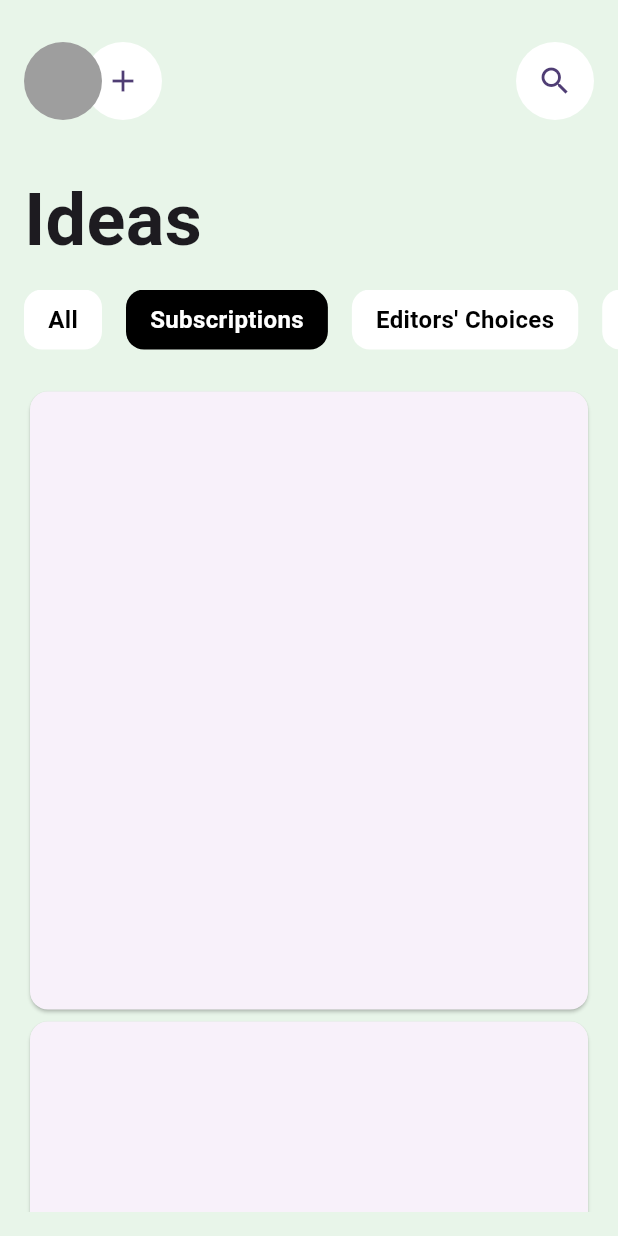
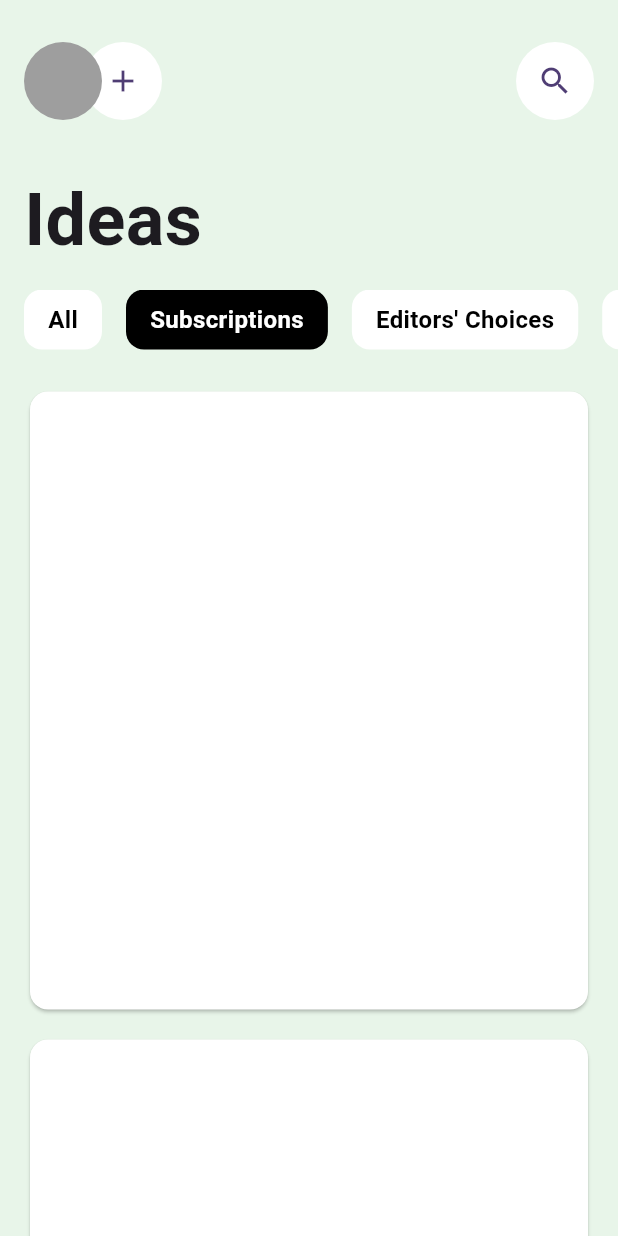
Before and after one commit to JAICHANGPARK/flutter_notebook_chapter_37, a Flutter app: the CryptoIdeasPage screen opened directly, after a tap on "Subscriptions", on a phone screen of 412 x 824 dp. Run offline on Flutter 3.47's test engine with Material 3 defaults, Android fonts, the phone set to English and light mode, and no system bars; our stand-ins replace dots_indicator, gap, google_fonts.

Commit message:
Update crypto_ideas_page.dart

```diff
--- a/lib/ep1865_crypto_app/view/crypto_ideas_page.dart
+++ b/lib/ep1865_crypto_app/view/crypto_ideas_page.dart
@@ -119,12 +119,16 @@ class _CryptoIdeasPageState extends State<CryptoIdeasPage> {
                   ),
                 ),
                 Padding(
-                  padding: const EdgeInsets.all(16.0),
+                  padding: const EdgeInsets.fromLTRB(16.0, 16, 16, 0.0),
                   child: ListView.builder(
                     itemBuilder: (context, index) {
                       return Container(
+                        margin: EdgeInsets.only(bottom: 12),
                         height: 420,
-                        child: Card(),
+                        child: Card(
+                          color: Colors.white,
+                          surfaceTintColor: Colors.white,
+                        ),
                       );
                     },
                   ),
```
